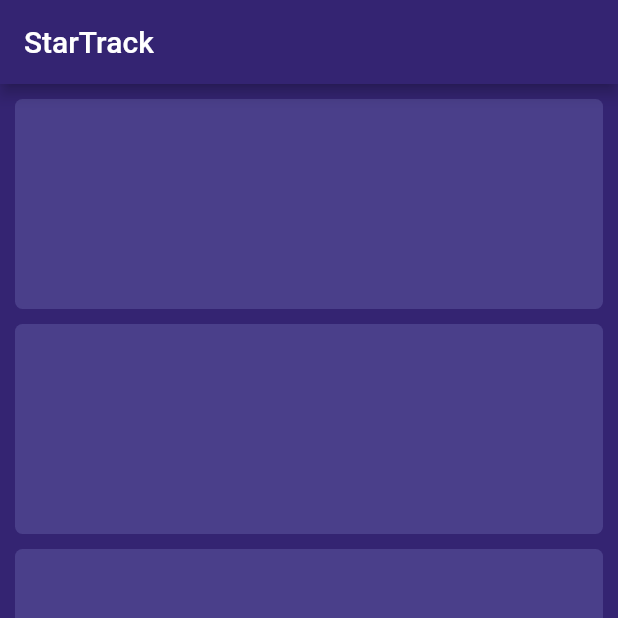
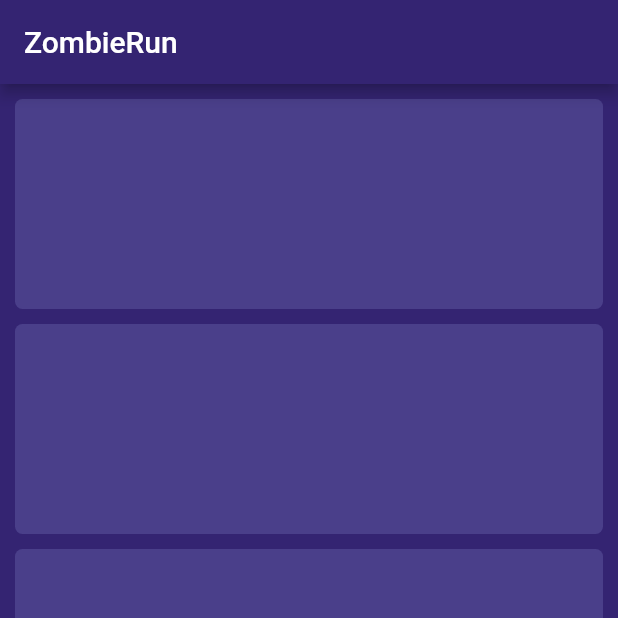
Before and after one commit to alxgibsn/space-reload-flutter, a Flutter app: the screen it shows after launch, on a phone screen of 412 x 824 dp, the top half of it. Run offline on Flutter 3.47's test engine with Material 2 defaults, Android fonts, the phone set to English and light mode, and no system bars; our stand-ins replace rive.

Commit message:
Added zombie!

```diff
--- a/lib/main.dart
+++ b/lib/main.dart
@@ -10,7 +10,7 @@ class MyApp extends StatelessWidget {
   @override
   Widget build(BuildContext context) {
     return MaterialApp(
-      home: RefreshControlDemo(demos['space']),
+      home: RefreshControlDemo(demos['zombie']),
       debugShowCheckedModeBanner: false,
     );
   }
@@ -41,4 +41,12 @@ final Map<String, Demo> demos = {
     backgroundColor: Color(0xFF040404),
     tileColor: Color(0xFF201F22)
   ),
+  'zombie': Demo(
+    riveFile: 'zombie',
+    alignment: Alignment.center,
+    navTitle: 'ZombieRun',
+    navColor: Color(0xFF342472),
+    backgroundColor: Color(0xFF342472),
+    tileColor: Color(0xFF4A3F8A)
+  ),
 };
```
Also changed, not shown: 1 other file.
